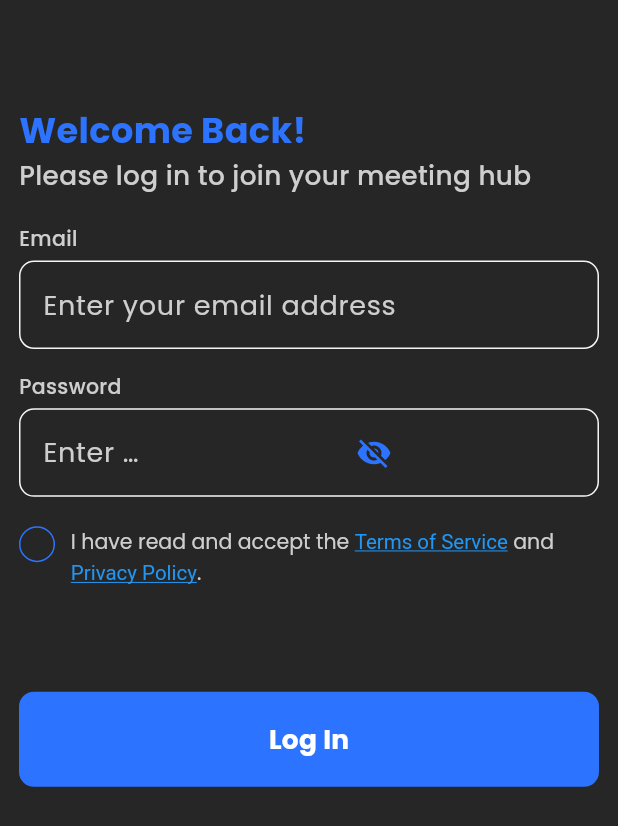
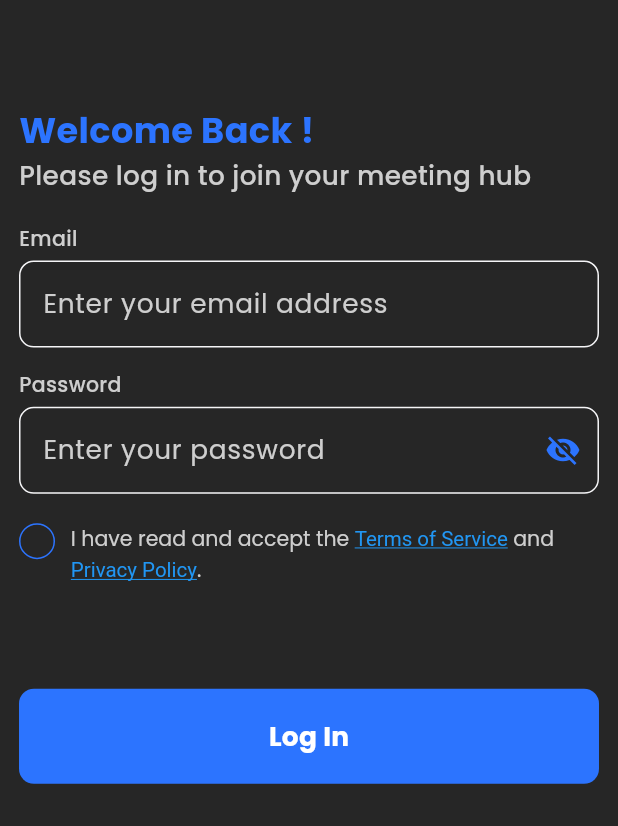
Before and after one commit to IamWaqasMuhammad/flutter_meeting_app, a Flutter app: the LoginView screen opened by its route, on a phone screen of 412 x 824 dp. Shown: the top 826 px of the screen. Run offline on Flutter 3.47's test engine with Material 3 defaults, Android fonts, the light colour scheme and no system bars; our stand-ins replace firebase_core, flutter_screenutil, get; accounts and stored records are empty.

Commit message:
password visibility buttton

```diff
--- a/lib/view_models/auth_view_model.dart
+++ b/lib/view_models/auth_view_model.dart
@@ -7,11 +7,10 @@ class LoginController extends GetxController {
   /// Text controllers
   final emailController = TextEditingController();
   final passwordController = TextEditingController();
-  final confirmPasswordController =
-      TextEditingController();
+  final confirmPasswordController = TextEditingController();
 
   /// Toggle Eye button
-  var isVisibleText = false.obs;
+  var isVisibleText = true.obs;
 
   void toggleVisibilty() {
     isVisibleText.value = !isVisibleText.value;
@@ -31,7 +30,6 @@ class LoginController extends GetxController {
     bool termsAccepted = isAccepted.value;
 
     if (!isFormValid && !termsAccepted) {
-
       Get.showSnackbar(
         GetSnackBar(
           message:
--- a/lib/views/auth/login_view.dart
+++ b/lib/views/auth/login_view.dart
@@ -1,5 +1,3 @@
-
-
 import '../../app_barrels.dart';
 
 class LoginView extends StatelessWidget {
@@ -21,7 +19,7 @@ class LoginView extends StatelessWidget {
             children: [
               SizedBox(height: 60.h),
               Text(
-                'Welcome Back!',
+                'Welcome Back !',
                 style: TextStyle(
                   fontFamily: 'Poppins',
                   color: AppColors.darkPrimary,
@@ -59,16 +57,16 @@ class LoginView extends StatelessWidget {
                       controller: loginController.emailController,
                       hintText: 'Enter your email address',
                       borderColor: AppColors.darkContent,
-                      borderRadius: 10,
-                      borderWidth: 1,
+                      borderRadius: 10.r,
+                      borderWidth: 1.w,
                       cursorColor: AppColors.darkPrimary,
-                      cursorRadius: Radius.circular(6),
-                      cursorWidth: 2,
+                      cursorRadius: Radius.circular(6.r),
+                      cursorWidth: 2.w,
                       enableBorderColor: AppColors.darkContent,
-                      enableBorderRadius: 10,
+                      enableBorderRadius: 10.r,
                       enabled: true,
                       focusBorderColor: AppColors.darkPrimary,
-                      focusBorderRadius: 10,
+                      focusBorderRadius: 10.r,
                       fillColor: AppColors.neutral868686,
                       obscureText: false,
                       textInputType: TextInputType.emailAddress,
@@ -76,7 +74,7 @@ class LoginView extends StatelessWidget {
                       onValid: Validator.validateEmail,
                       hintTextStyle: TextStyle(
                         fontFamily: 'Poppins',
-                        fontSize: 18,
+                        fontSize: 18.sp,
                         color: AppColors.neutralCECECE,
                         fontWeight: FontWeight.w400,
                       ),
@@ -102,20 +100,20 @@ class LoginView extends StatelessWidget {
                         cursorColor: AppColors.darkPrimary,
                         cursorRadius: Radius.circular(6),
                         cursorWidth: 2,
-                        suffixIcon: CustomButton(
-                          onTap: loginController.toggleVisibilty,
-                          child: Icon(
+                        suffixIcon: IconButton(
+                          onPressed: loginController.toggleVisibilty,
+                          icon: Icon(
                             loginController.isVisibleText.value
-                                ? Icons.visibility
-                                : Icons.visibility_off,
+                                ? Icons.visibility_off
+                                : Icons.visibility,
                             color: AppColors.darkPrimary,
                           ),
                         ),
                         enableBorderColor: AppColors.darkContent,
-                        enableBorderRadius: 10,
+                        enableBorderRadius: 10.r,
                         enabled: true,
                         focusBorderColor: AppColors.darkPrimary,
-                        focusBorderRadius: 10,
+                        focusBorderRadius: 10.r,
                         fillColor: AppColors.neutral868686,
                         obscureText: loginController.isVisibleText.value,
                         textInputType: TextInputType.visiblePassword,
@@ -123,7 +121,7 @@ class LoginView extends StatelessWidget {
                         onValid: Validator.validatePassword,
                         hintTextStyle: TextStyle(
                           fontFamily: 'Poppins',
-                          fontSize: 18,
+                          fontSize: 18.sp,
                           color: AppColors.neutralCECECE,
                           fontWeight: FontWeight.w400,
                         ),
```
